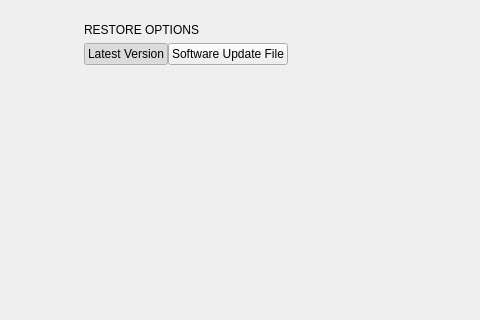
theCheeseboard/thefile, file plugins/idevice/popovers/idevicerestorepopover.ui: the form before one commit; both pictures show x 93 to 573 and y 0 to 320 of the 666 by 456 pixel window.
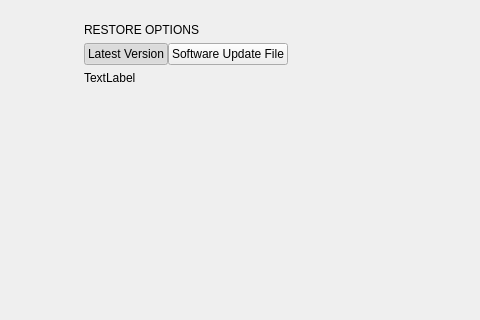
The form after the commit. Icons and pictures are not drawn. Custom widgets are drawn as their Qt base class.

Patch:
```diff
--- a/plugins/idevice/popovers/idevicerestorepopover.ui
+++ b/plugins/idevice/popovers/idevicerestorepopover.ui
@@ -125,7 +125,45 @@
             <property name="currentIndex">
              <number>0</number>
             </property>
-            <widget class="QWidget" name="latestVersionPage"/>
+            <widget class="QWidget" name="latestVersionPage">
+             <layout class="QVBoxLayout" name="verticalLayout_3">
+              <property name="spacing">
+               <number>0</number>
+              </property>
+              <property name="leftMargin">
+               <number>0</number>
+              </property>
+              <property name="topMargin">
+               <number>0</number>
+              </property>
+              <property name="rightMargin">
+               <number>0</number>
+              </property>
+              <property name="bottomMargin">
+               <number>0</number>
+              </property>
+              <item>
+               <widget class="QLabel" name="latestUpdateInformation">
+                <property name="text">
+                 <string notr="true">TextLabel</string>
+                </property>
+               </widget>
+              </item>
+              <item>
+               <spacer name="verticalSpacer">
+                <property name="orientation">
+                 <enum>Qt::Vertical</enum>
+                </property>
+                <property name="sizeHint" stdset="0">
+                 <size>
+                  <width>20</width>
+                  <height>314</height>
+                 </size>
+                </property>
+               </spacer>
+              </item>
+             </layout>
+            </widget>
             <widget class="QWidget" name="updateFilePage">
              <layout class="QVBoxLayout" name="verticalLayout_2">
               <property name="spacing">
```
